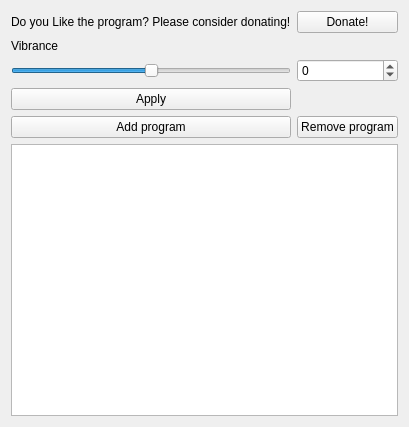
libvibrant/vibrantLinux, file mainwindow.ui: the form before one commit.
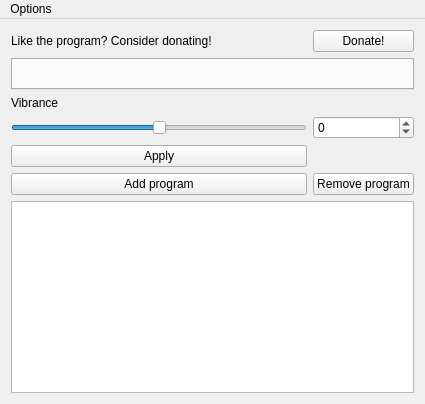
The form after the commit.

Diff of the .ui file:
```diff
--- a/mainwindow.ui
+++ b/mainwindow.ui
@@ -6,8 +6,8 @@
    <rect>
     <x>0</x>
     <y>0</y>
-    <width>409</width>
-    <height>427</height>
+    <width>425</width>
+    <height>404</height>
    </rect>
   </property>
   <property name="windowTitle">
@@ -20,65 +20,45 @@
     </font>
    </property>
    <layout class="QGridLayout" name="gridLayout">
-    <item row="1" column="0">
-     <widget class="QLabel" name="vibranceLabel">
-      <property name="text">
-       <string>Vibrance</string>
-      </property>
-     </widget>
-    </item>
-    <item row="6" column="0" colspan="2">
-     <widget class="QListWidget" name="programs"/>
-    </item>
-    <item row="3" column="0">
-     <widget class="QSlider" name="vibranceSldr">
-      <property name="minimum">
-       <number>-1024</number>
-      </property>
-      <property name="maximum">
-       <number>1023</number>
-      </property>
-      <property name="orientation">
-       <enum>Qt::Horizontal</enum>
-      </property>
-     </widget>
-    </item>
-    <item row="0" column="1">
+    <item row="1" column="1">
      <widget class="QPushButton" name="donate">
       <property name="text">
        <string>Donate!</string>
       </property>
      </widget>
     </item>
-    <item row="5" column="0">
-     <widget class="QPushButton" name="addProgram">
-      <property name="text">
-       <string>Add program</string>
-      </property>
-     </widget>
-    </item>
-    <item row="5" column="1">
-     <widget class="QPushButton" name="delProgram">
-      <property name="text">
-       <string>Remove program</string>
-      </property>
-     </widget>
-    </item>
-    <item row="4" column="0">
+    <item row="7" column="0">
      <widget class="QPushButton" name="applyVibrance">
       <property name="text">
        <string>Apply</string>
       </property>
      </widget>
     </item>
-    <item row="0" column="0">
+    <item row="9" column="0" colspan="2">
+     <widget class="QListWidget" name="programs"/>
+    </item>
+    <item row="1" column="0">
      <widget class="QLabel" name="donateText">
       <property name="text">
-       <string>Do you Like the program? Please consider donating!</string>
+       <string>Like the program? Consider donating!</string>
       </property>
      </widget>
     </item>
-    <item row="3" column="1">
+    <item row="8" column="1">
+     <widget class="QPushButton" name="delProgram">
+      <property name="text">
+       <string>Remove program</string>
+      </property>
+     </widget>
+    </item>
+    <item row="8" column="0">
+     <widget class="QPushButton" name="addProgram">
+      <property name="text">
+       <string>Add program</string>
+      </property>
+     </widget>
+    </item>
+    <item row="6" column="1">
      <widget class="QSpinBox" name="vibranceVal">
       <property name="minimum">
        <number>-1024</number>
@@ -88,6 +68,33 @@
       </property>
      </widget>
     </item>
+    <item row="6" column="0">
+     <widget class="QSlider" name="vibranceSldr">
+      <property name="minimum">
+       <number>-1024</number>
+      </property>
+      <property name="maximum">
+       <number>1023</number>
+      </property>
+      <property name="orientation">
+       <enum>Qt::Horizontal</enum>
+      </property>
+     </widget>
+    </item>
+    <item row="5" column="0">
+     <widget class="QLabel" name="vibranceLabel">
+      <property name="text">
+       <string>Vibrance</string>
+      </property>
+     </widget>
+    </item>
+    <item row="4" column="0" colspan="2">
+     <widget class="QTabWidget" name="displays">
+      <property name="currentIndex">
+       <number>-1</number>
+      </property>
+     </widget>
+    </item>
    </layout>
   </widget>
   <widget class="QMenuBar" name="menuBar">
@@ -95,10 +102,18 @@
     <rect>
      <x>0</x>
      <y>0</y>
-     <width>409</width>
+     <width>425</width>
      <height>20</height>
     </rect>
    </property>
+   <widget class="QMenu" name="menuOptions">
+    <property name="title">
+     <string>Options</string>
+    </property>
+    <addaction name="actionSend_to_tray"/>
+    <addaction name="actionExit"/>
+   </widget>
+   <addaction name="menuOptions"/>
   </widget>
  </widget>
  <layoutdefault spacing="6" margin="11"/>
```
Left out of the diff: 12 changed lines with no effect on the pictures.
